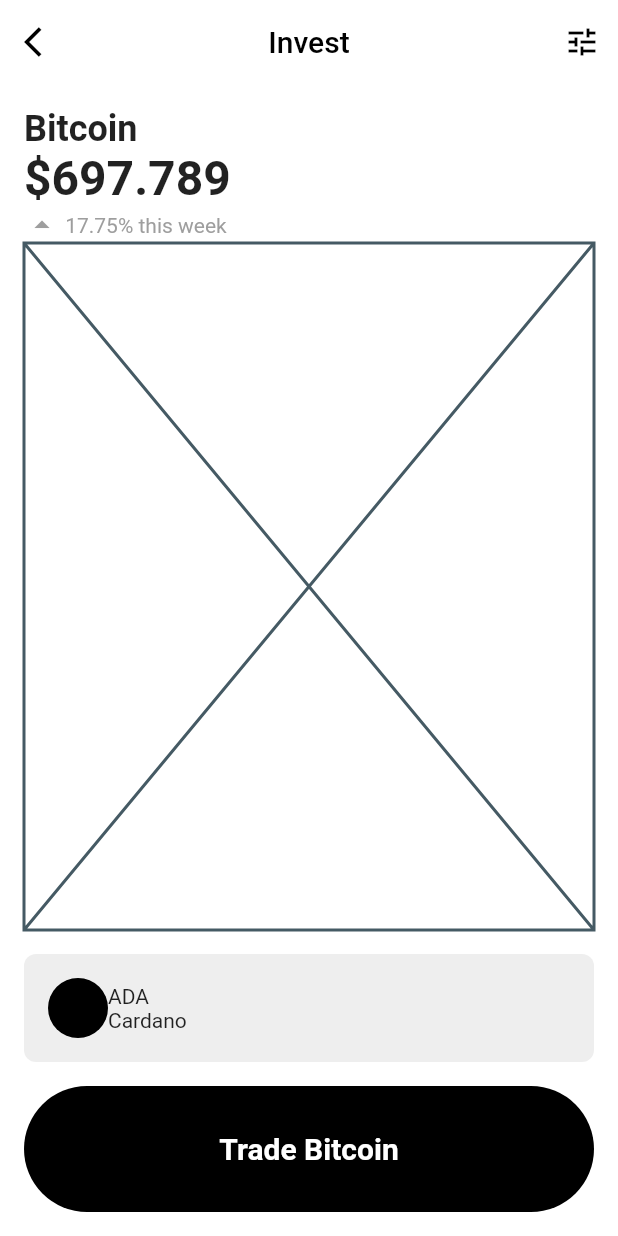
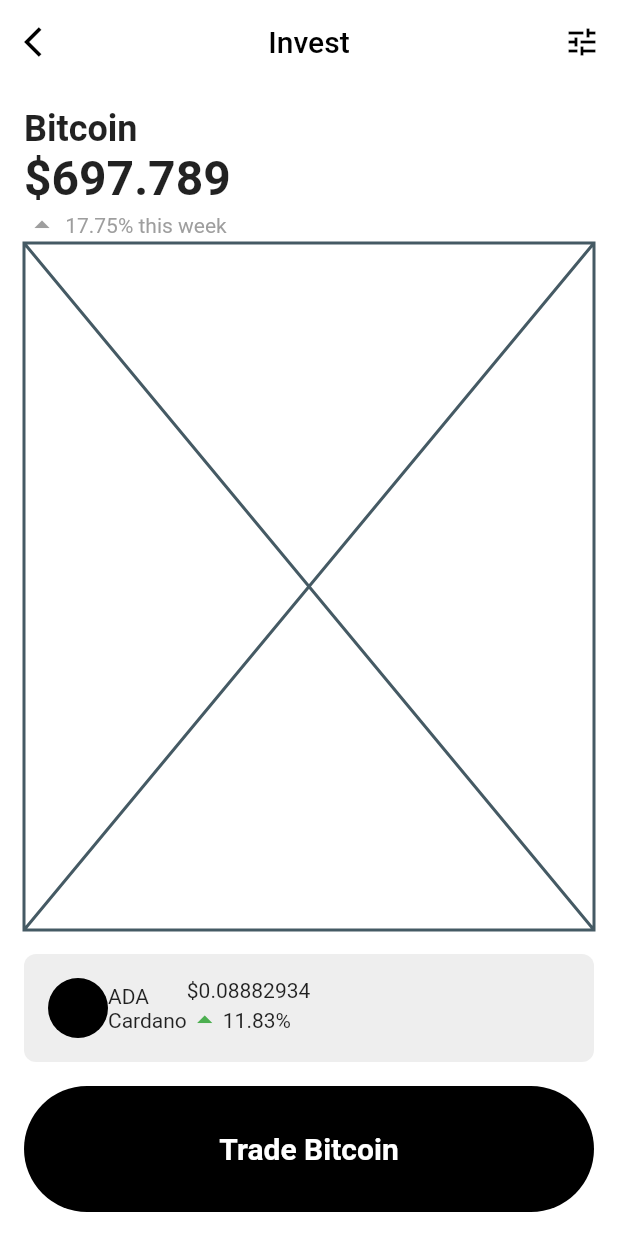
Before and after one commit to JAICHANGPARK/flutter_notebook_19th_story, a Flutter app: the screen it shows after launch, on a phone screen of 412 x 824 dp. Run offline on Flutter 3.47's test engine with Material 2 defaults, Android fonts, the phone set to English and light mode, and no system bars; our stand-ins replace cached_network_image, countup, fl_chart, flutter_riverpod, freezed_annotation, smooth_page_indicator and 1 more.

Commit message:
Update crypto_invest_page.dart

```diff
--- a/lib/ep1121_crypto_analysis_app/src/ui/crypto_invest_page.dart
+++ b/lib/ep1121_crypto_analysis_app/src/ui/crypto_invest_page.dart
@@ -94,7 +94,16 @@ class _CryptoInvestPageState extends State<CryptoInvestPage> {
                           mainAxisAlignment: MainAxisAlignment.center,
                           crossAxisAlignment: CrossAxisAlignment.start,
                           children: [
-
+                            Text("\$0.08882934"),
+                            Row(
+                              children: [
+                                Icon(
+                                  Icons.arrow_drop_up,
+                                  color: Colors.green,
+                                ),
+                                Text("11.83%")
+                              ],
+                            )
                           ],
                         )
                       ],
```
